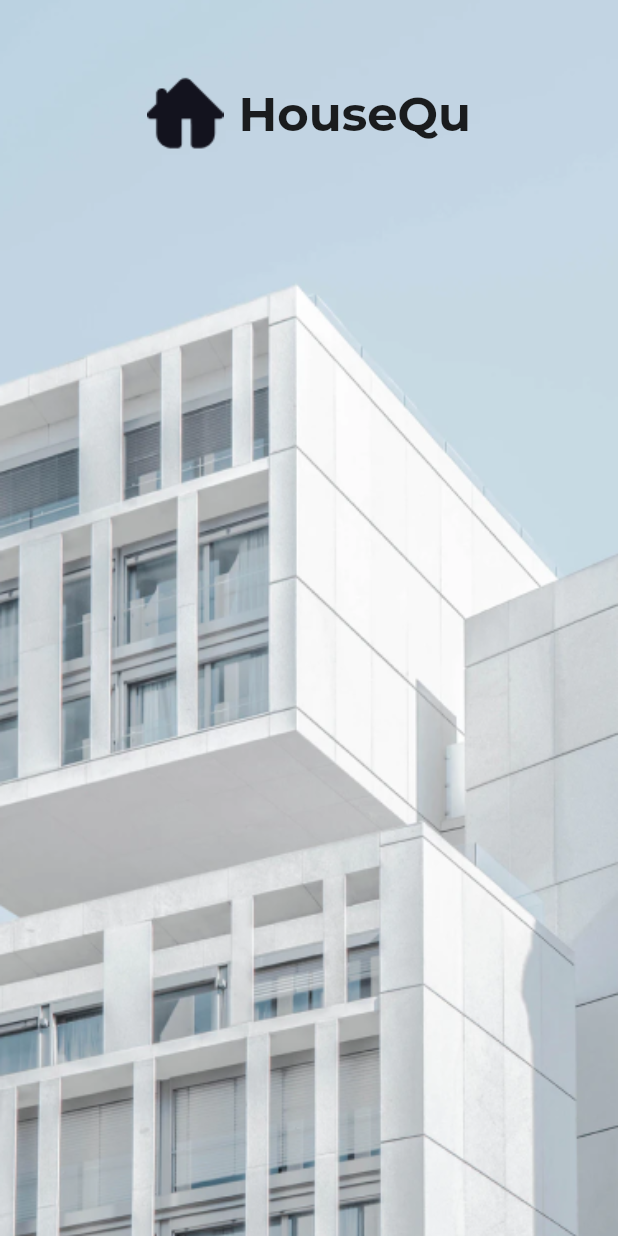
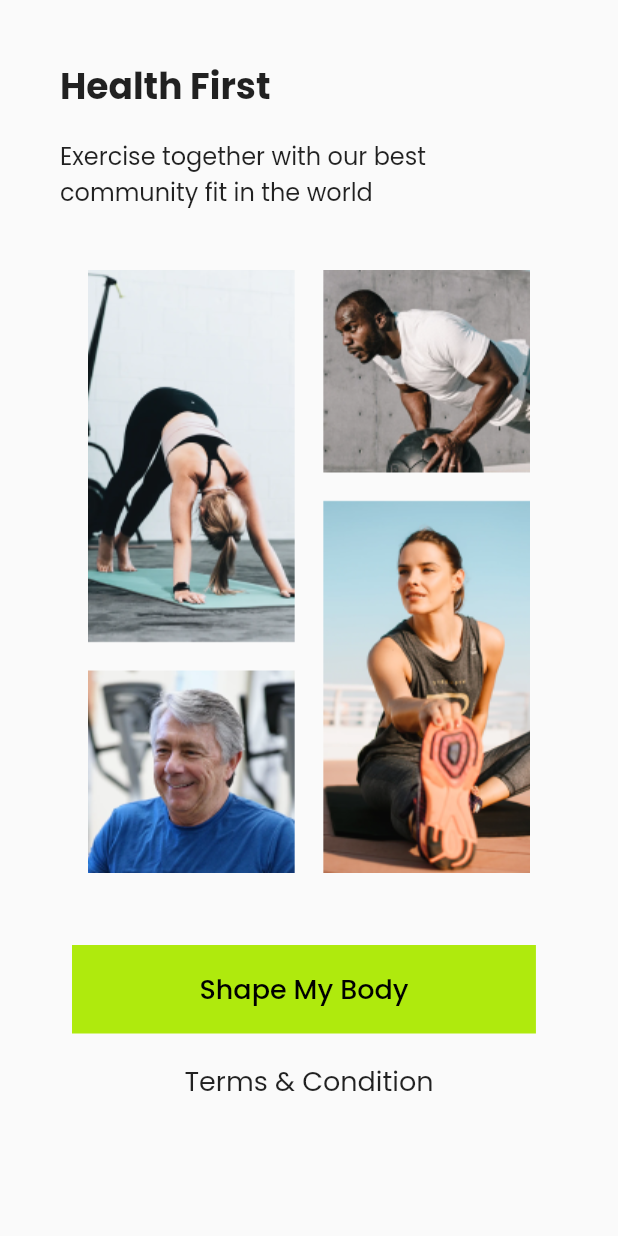
Before and after one commit to Fikialamsyah/seven_days_slicing_ui, a Flutter app: the screen it shows after launch, on a phone screen of 412 x 824 dp. Run offline on Flutter 3.47's test engine with Material 2 defaults, Android fonts, the phone set to English and light mode, and no system bars; our stand-ins replace google_fonts.

Commit message:
add challenge day 2

```diff
--- a/lib/main.dart
+++ b/lib/main.dart
@@ -1,6 +1,8 @@
 import 'package:flutter/material.dart';
 import 'package:seven_days_slicing_ui/pages/first_splash.dart';
+import 'package:seven_days_slicing_ui/pages/first_started.dart';
 import 'package:seven_days_slicing_ui/pages/second_splash.dart';
+import 'package:seven_days_slicing_ui/pages/second_started.dart';
 
 void main() => runApp(SevenDays());
 
@@ -11,7 +13,7 @@ class SevenDays extends StatelessWidget {
   Widget build(BuildContext context) {
     return MaterialApp(
       debugShowCheckedModeBanner: false,
-      home: SecondSplash(),
+      home: SecondStarted(),
     );
   }
 }
--- /dev/null
+++ b/lib/pages/second_started.dart
@@ -0,0 +1,66 @@
+import 'package:flutter/material.dart';
+import 'package:google_fonts/google_fonts.dart';
+
+class SecondStarted extends StatelessWidget {
+  const SecondStarted({ Key? key }) : super(key: key);
+
+  @override
+  Widget build(BuildContext context) {
+    return Scaffold(
+      body: SingleChildScrollView(
+        child: SafeArea(
+          child: Padding(
+            padding: const EdgeInsets.all(40),
+            child: Column(
+              crossAxisAlignment: CrossAxisAlignment.start,
+              children : [
+                Text(
+                  'Health First',
+                  style: GoogleFonts.poppins(
+                    fontSize: 24,
+                    fontWeight: FontWeight.bold
+                  )
+                ),
+                SizedBox(height: 16),
+                Text(
+                  'Exercise together with our best\ncommunity fit in the world',
+                  style: GoogleFonts.poppins(
+                    fontSize: 16,
+                  )
+                ),
+                SizedBox(height: 40,),
+                Center(child: Image.asset('assets/gallery.png')),
+                SizedBox(height: 40,),
+                TextButton(
+                  onPressed: (){},
+                  child: Container(
+                    padding: EdgeInsets.only(left: 85, right: 85, top: 16, bottom: 16),
+                    decoration: BoxDecoration(
+                      color: Color(0xffAFEA0D),
+                    ),
+                    child: Text(
+                      'Shape My Body',
+                      style: GoogleFonts.poppins(
+                        color : Colors.black,
+                        fontSize: 18
+                      )
+                    ),
+                  )
+                ),
+                SizedBox(height: 10,),
+                Center(
+                  child: Text(
+                    'Terms & Condition',
+                    style: GoogleFonts.poppins(
+                      fontSize: 18
+                    )
+                  ),
+                )
+              ]
+            ),
+          )
+        ),
+      ),
+    );
+  }
+}
```
Also changed, not shown: lib/pages/first_started.dart (added, +51 -0 lines), assets/btn.png (added), assets/cover.png (added), assets/gallery.png (added).
